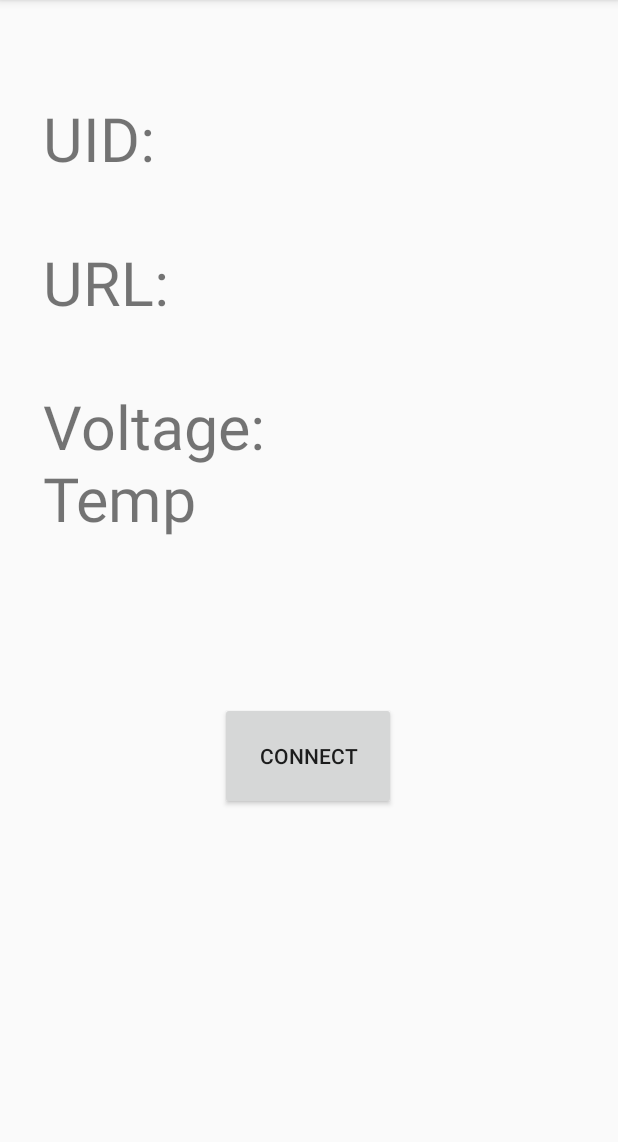
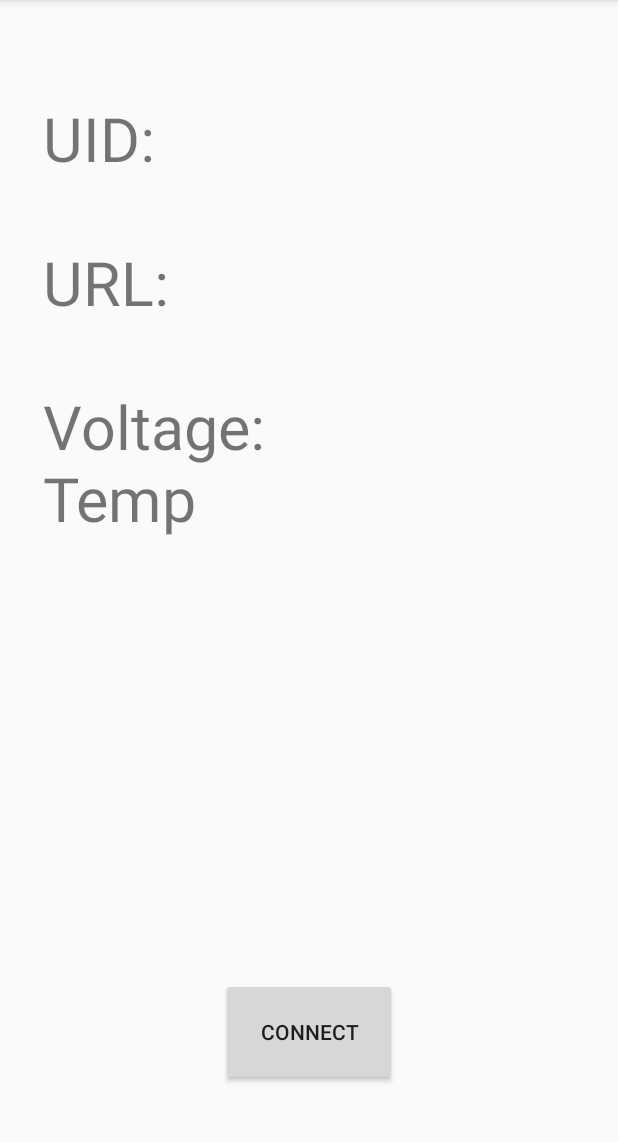
Before and after one commit to mobilecomputing-organization/MobileComputing, an Android app: the screen it shows after launch (MainActivity), on a phone screen of 412 x 824 dp, the part 84-1226 px from its top. Run offline under Robolectric (Android 15) with nearby library versions, the light colour scheme and no system bars.

Commit message:
BUSS THAT IS IT!!

```diff
--- a/Likith/excercise3BT/app/src/main/res/layout/activity_main.xml
+++ b/Likith/excercise3BT/app/src/main/res/layout/activity_main.xml
@@ -24,16 +24,12 @@
         android:layout_width="117dp"
         android:layout_height="72dp"
         android:layout_marginStart="8dp"
-        android:layout_marginTop="8dp"
         android:layout_marginEnd="8dp"
-        android:layout_marginBottom="8dp"
+        android:layout_marginBottom="44dp"
         android:text="Connect"
         app:layout_constraintBottom_toBottomOf="parent"
         app:layout_constraintEnd_toEndOf="parent"
-        app:layout_constraintHorizontal_bias="0.498"
-        app:layout_constraintStart_toStartOf="parent"
-        app:layout_constraintTop_toBottomOf="@+id/beaconText"
-        app:layout_constraintVertical_bias="0.188" />
+        app:layout_constraintStart_toStartOf="parent" />
 
     <TextView
         android:id="@+id/UID"
@@ -83,4 +79,18 @@
         app:layout_constraintTop_toBottomOf="@+id/URL"
         app:layout_constraintVertical_bias="0.027" />
 
+    <TextView
+        android:id="@+id/Dist"
+        android:layout_width="wrap_content"
+        android:layout_height="wrap_content"
+        android:layout_marginStart="8dp"
+        android:layout_marginTop="8dp"
+        android:layout_marginEnd="8dp"
+        android:layout_marginBottom="8dp"
+        app:layout_constraintBottom_toTopOf="@+id/StartButton"
+        app:layout_constraintEnd_toEndOf="parent"
+        app:layout_constraintStart_toStartOf="parent"
+        app:layout_constraintTop_toBottomOf="@+id/beaconText"
+        app:layout_constraintVertical_bias="0.632" />
+
 </android.support.constraint.ConstraintLayout>
```
Also changed, not shown: Likith/excercise3BT/app/src/main/java/com/example/excercise3bt/MainActivity.java (+43 -49 lines).
